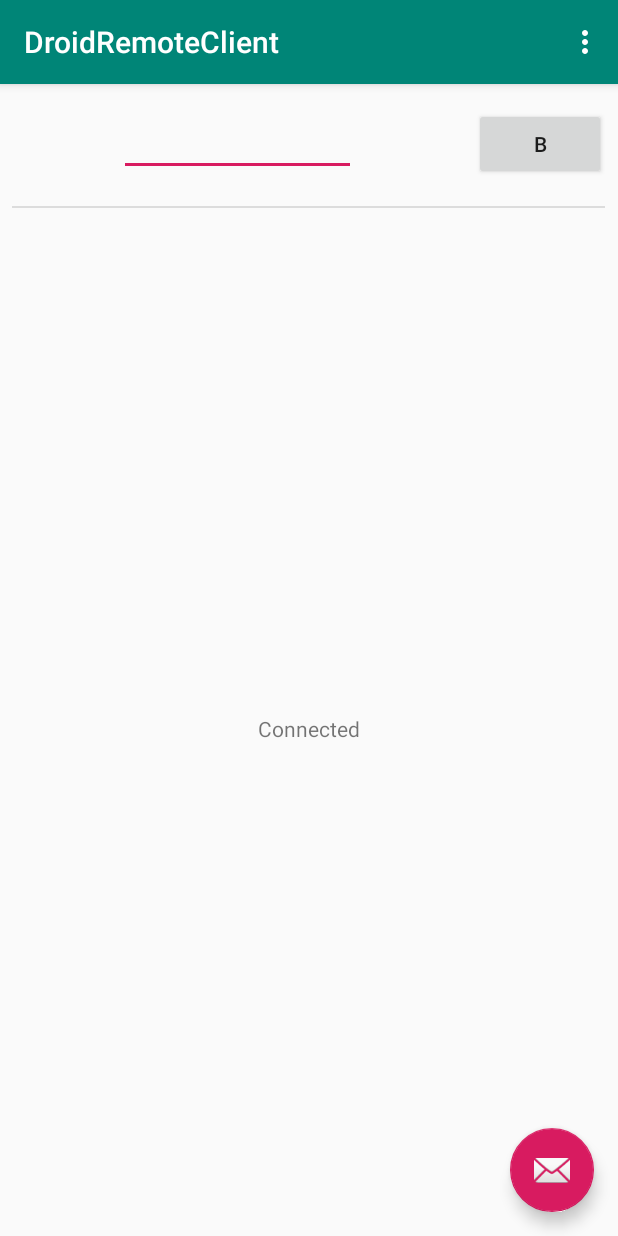
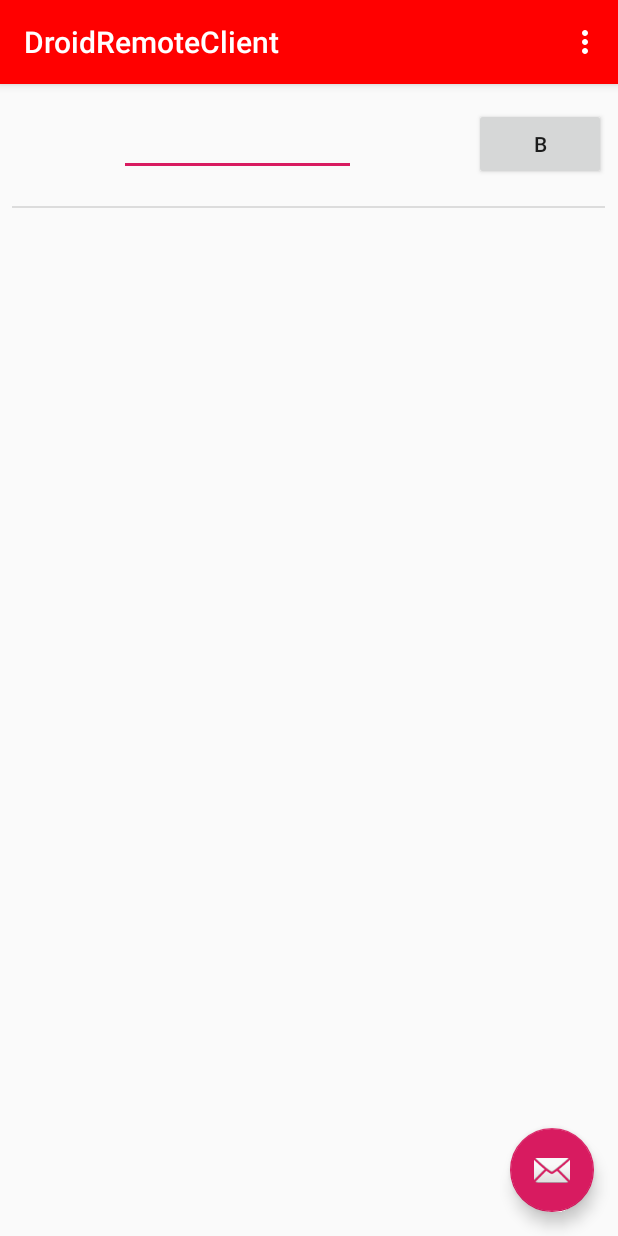
Before and after one commit to cuzynot/DroidRemote, an Android app: the screen it shows after launch (MainActivity), after a tap on an icon or button, on a phone screen of 412 x 824 dp. Run offline under Robolectric (Android 15) with nearby library versions, the phone set to English and light mode, and no system bars.

Commit message:
colour status update

```diff
--- a/DroidRemoteClient/app/src/main/AndroidManifest.xml
+++ b/DroidRemoteClient/app/src/main/AndroidManifest.xml
@@ -12,7 +12,8 @@
         <activity
             android:name=".MainActivity"
             android:label="@string/app_name"
-            android:theme="@style/AppTheme.NoActionBar">
+            android:theme="@style/AppTheme.NoActionBar"
+            android:screenOrientation="portrait">
             <intent-filter>
                 <action android:name="android.intent.action.MAIN" />
 
--- a/DroidRemoteClient/app/src/main/java/com/example/droidremoteclient/MainActivity.java
+++ b/DroidRemoteClient/app/src/main/java/com/example/droidremoteclient/MainActivity.java
@@ -2,6 +2,7 @@
 package com.example.droidremoteclient;
 
 import android.content.Context;
+import android.graphics.Color;
 import android.hardware.Sensor;
 import android.hardware.SensorEvent;
 import android.hardware.SensorEventListener;
@@ -20,18 +21,12 @@ import android.view.Menu;
 import android.view.MenuItem;
 import android.widget.Button;
 import android.widget.EditText;
-import android.widget.TextView;
 
 import java.io.BufferedReader;
-import java.io.BufferedWriter;
 import java.io.DataInputStream;
 import java.io.DataOutputStream;
-import java.io.File;
 import java.io.FileNotFoundException;
-import java.io.FileReader;
-import java.io.FileWriter;
 import java.io.IOException;
-import java.io.InputStream;
 import java.io.InputStreamReader;
 import java.io.OutputStreamWriter;
 import java.net.Socket;
@@ -57,7 +52,7 @@ public class MainActivity extends AppCompatActivity implements SensorEventListen
     // UI
     private EditText ipField;
     private Button activationButton;
-    private TextView curStatus;
+    private Toolbar toolbar;
 
     // other vars
     private boolean isActive = true;
@@ -69,14 +64,13 @@ public class MainActivity extends AppCompatActivity implements SensorEventListen
         super.onCreate(savedInstanceState);
 
         setContentView(R.layout.activity_main);
-        Toolbar toolbar = findViewById(R.id.toolbar);
-        setSupportActionBar(toolbar);
+
 
         FloatingActionButton fab = findViewById(R.id.fab);
         fab.setOnClickListener(new View.OnClickListener() {
             @Override
             public void onClick(View view) {
-                Snackbar.make(view, "Replace with your own action", Snackbar.LENGTH_LONG)
+                Snackbar.make(view, "oops came with 'basic activity'", Snackbar.LENGTH_LONG)
                         .setAction("Action", null).show();
             }
         });
@@ -109,7 +103,11 @@ public class MainActivity extends AppCompatActivity implements SensorEventListen
     private void initUI(){
         ipField = findViewById(R.id.ipField);
         activationButton = findViewById(R.id.activationButton);
-        curStatus = findViewById(R.id.curStatus);
+        // curStatus = findViewById(R.id.curStatus);
+
+        toolbar = findViewById(R.id.toolbar);
+        setSupportActionBar(toolbar);
+        toolbar.setBackgroundColor(Color.BLACK);
 
         // initialize ip field text as previous ip address
         ipField.setText(readFromFile());
@@ -126,8 +124,6 @@ public class MainActivity extends AppCompatActivity implements SensorEventListen
 
                 // initialize thread
                 initThread();
-
-                curStatus.setText("Connected");
             }
         });
     }
@@ -218,6 +214,11 @@ public class MainActivity extends AppCompatActivity implements SensorEventListen
 
     private class OutputThread extends Thread{
         public void run(){
+
+            boolean connected = false;
+
+            while (!connected) {
+                connected = true;
                 try {
                     socket = new Socket(ip, port);
                     Log.v("rand", "Connected");
@@ -227,12 +228,15 @@ public class MainActivity extends AppCompatActivity implements SensorEventListen
 
                     // sends output to the socket
                     output = new DataOutputStream(socket.getOutputStream());
-            } catch(IOException i) {
+                } catch (IOException i) {
                     System.out.println(i);
+                    connected = false;
+                    toolbar.setBackgroundColor(Color.RED);
+                }
             }
 
-            // calibrate inital azimuth
-//            sendMsg("a " + orientationAngles[0]);
+            // connected successfully
+            toolbar.setBackgroundColor(Color.GREEN);
 
             while (isActive) {
                 sendMsg("z " + orientationAngles[0]);
--- a/DroidRemoteClient/app/src/main/res/layout/content_main.xml
+++ b/DroidRemoteClient/app/src/main/res/layout/content_main.xml
@@ -7,17 +7,6 @@
     app:layout_behavior="@string/appbar_scrolling_view_behavior"
     tools:context=".MainActivity"
     tools:showIn="@layout/activity_main">
-
-    <TextView
-        android:id="@+id/curStatus"
-        android:layout_width="wrap_content"
-        android:layout_height="wrap_content"
-        android:layout_marginTop="8dp"
-        android:text="Hello World!"
-        app:layout_constraintBottom_toBottomOf="parent"
-        app:layout_constraintLeft_toLeftOf="parent"
-        app:layout_constraintRight_toRightOf="parent"
-        app:layout_constraintTop_toBottomOf="@+id/divider" />
 
     <View
         android:id="@+id/divider"
```
Lines whose indentation alone changed are shown as unchanged.
